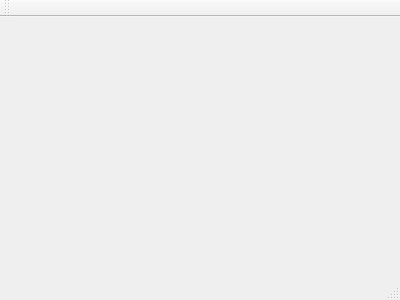
Old version of the form cpp001_connection/mainwindow.ui in the repository Combitech/qt-course.
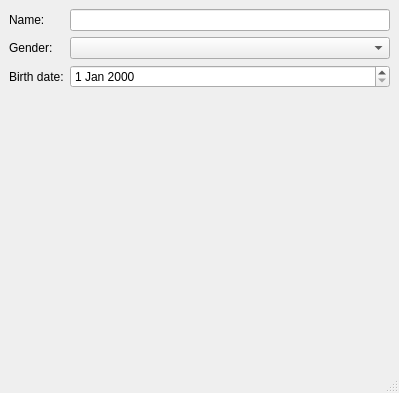
New version of the form.

What changed in the file:
```diff
--- a/cpp001_connection/mainwindow.ui
+++ b/cpp001_connection/mainwindow.ui
@@ -1,21 +1,56 @@
 <ui version="4.0">
  <class>MainWindow</class>
- <widget class="QMainWindow" name="MainWindow" >
-  <property name="geometry" >
+ <widget class="QMainWindow" name="MainWindow">
+  <property name="geometry">
    <rect>
     <x>0</x>
     <y>0</y>
-    <width>400</width>
-    <height>300</height>
+    <width>399</width>
+    <height>393</height>
    </rect>
   </property>
   <property name="windowTitle" >
    <string>MainWindow</string>
   </property>
-  <widget class="QMenuBar" name="menuBar" />
-  <widget class="QToolBar" name="mainToolBar" />
-  <widget class="QWidget" name="centralWidget" />
-  <widget class="QStatusBar" name="statusBar" />
+  <widget class="QWidget" name="centralwidget">
+   <layout class="QVBoxLayout" name="verticalLayout">
+    <item>
+     <layout class="QFormLayout" name="formLayout">
+      <item row="0" column="0">
+       <widget class="QLabel" name="label">
+        <property name="text">
+         <string>Name:</string>
+        </property>
+       </widget>
+      </item>
+      <item row="0" column="1">
+       <widget class="QLineEdit" name="lineEdit"/>
+      </item>
+      <item row="1" column="0">
+       <widget class="QLabel" name="label_2">
+        <property name="text">
+         <string>Gender:</string>
+        </property>
+       </widget>
+      </item>
+      <item row="1" column="1">
+       <widget class="QComboBox" name="comboBox"/>
+      </item>
+      <item row="2" column="0">
+       <widget class="QLabel" name="label_3">
+        <property name="text">
+         <string>Birth date:</string>
+        </property>
+       </widget>
+      </item>
+      <item row="2" column="1">
+       <widget class="QDateEdit" name="dateEdit"/>
+      </item>
+     </layout>
+    </item>
+   </layout>
+  </widget>
+  <widget class="QStatusBar" name="statusBar"/>
  </widget>
  <layoutDefault spacing="6" margin="11" />
  <pixmapfunction></pixmapfunction>
```
Left out of the diff: 5 changed lines with no effect on the pictures.
